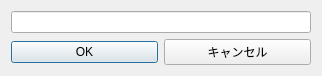
The window that sample_menu_02.ui (0712kazu/HazardMapGame_tool) describes before a commit, drawn with Qt 5.
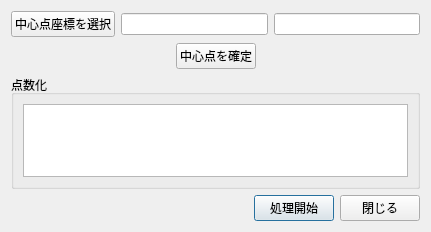
The same window after the commit.

The edit to the form file:
```diff
--- a/sample_menu_02.ui
+++ b/sample_menu_02.ui
@@ -6,42 +6,111 @@
    <rect>
     <x>0</x>
     <y>0</y>
-    <width>318</width>
-    <height>68</height>
+    <width>431</width>
+    <height>232</height>
    </rect>
   </property>
   <property name="windowTitle">
    <string>Dialog</string>
   </property>
-  <layout class="QVBoxLayout" name="verticalLayout">
-   <item>
-    <widget class="QLineEdit" name="lineEdit">
-     <property name="minimumSize">
-      <size>
-       <width>300</width>
-       <height>0</height>
-      </size>
+  <layout class="QGridLayout" name="gridLayout">
+   <item row="4" column="0">
+    <widget class="QGroupBox" name="groupBox">
+     <property name="title">
+      <string>点数化</string>
      </property>
+     <layout class="QGridLayout" name="gridLayout_2">
+      <item row="0" column="0">
+       <widget class="QListView" name="listView"/>
+      </item>
+     </layout>
     </widget>
    </item>
-   <item>
+   <item row="6" column="0">
     <layout class="QHBoxLayout" name="horizontalLayout">
+     <item>
+      <spacer name="horizontalSpacer_3">
+       <property name="orientation">
+        <enum>Qt::Horizontal</enum>
+       </property>
+       <property name="sizeHint" stdset="0">
+        <size>
+         <width>40</width>
+         <height>20</height>
+        </size>
+       </property>
+      </spacer>
+     </item>
      <item>
       <widget class="QPushButton" name="pushButton_run">
        <property name="text">
-        <string>OK</string>
+        <string>処理開始</string>
        </property>
       </widget>
      </item>
      <item>
       <widget class="QPushButton" name="pushButton_cancel">
        <property name="text">
-        <string>キャンセル</string>
+        <string>閉じる</string>
        </property>
       </widget>
      </item>
     </layout>
    </item>
+   <item row="1" column="0">
+    <layout class="QHBoxLayout" name="horizontalLayout_2">
+     <item>
+      <widget class="QPushButton" name="pushButton_choosepnt">
+       <property name="text">
+        <string>中心点座標を選択</string>
+       </property>
+      </widget>
+     </item>
+     <item>
+      <widget class="QLineEdit" name="lineEdit_x"/>
+     </item>
+     <item>
+      <widget class="QLineEdit" name="lineEdit_y"/>
+     </item>
+    </layout>
+   </item>
+   <item row="2" column="0">
+    <layout class="QHBoxLayout" name="horizontalLayout_3">
+     <item>
+      <spacer name="horizontalSpacer_2">
+       <property name="orientation">
+        <enum>Qt::Horizontal</enum>
+       </property>
+       <property name="sizeHint" stdset="0">
+        <size>
+         <width>40</width>
+         <height>20</height>
+        </size>
+       </property>
+      </spacer>
+     </item>
+     <item>
+      <widget class="QPushButton" name="pushButton_mesh">
+       <property name="text">
+        <string>中心点を確定</string>
+       </property>
+      </widget>
+     </item>
+     <item>
+      <spacer name="horizontalSpacer">
+       <property name="orientation">
+        <enum>Qt::Horizontal</enum>
+       </property>
+       <property name="sizeHint" stdset="0">
+        <size>
+         <width>40</width>
+         <height>20</height>
+        </size>
+       </property>
+      </spacer>
+     </item>
+    </layout>
+   </item>
   </layout>
  </widget>
  <resources/>
```
Left out of the diff: 2 changed lines with no effect on the pictures.
